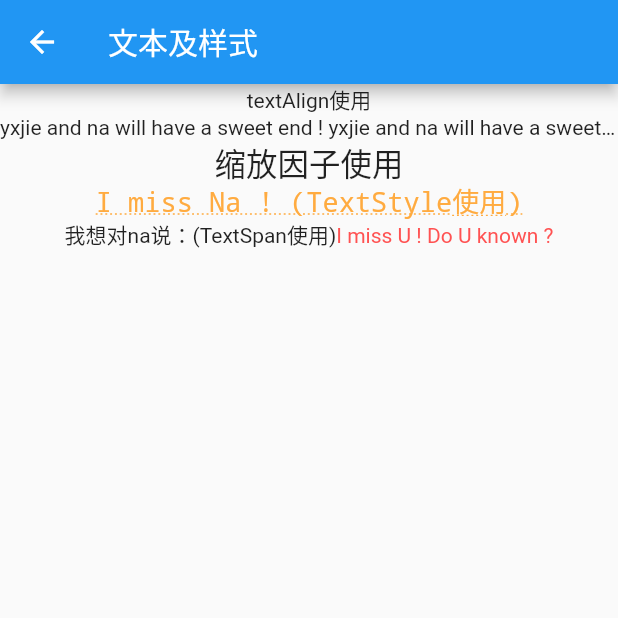
After one commit to Yxjie/Flutter_Study, a Flutter app: the DemoWidget screen opened by its route, after a tap on "Text文本及样式", on a phone screen of 412 x 824 dp, the top half of it. The commit adds this screen. Run offline on Flutter 3.47's test engine with Material 2 defaults, Android fonts, the phone set to English and light mode, and no system bars.

Commit message:
[NFF] 添加新的学习widget

```diff
--- a/flutter_demo/lib/demo.dart
+++ b/flutter_demo/lib/demo.dart
@@ -1,5 +1,8 @@
 import 'package:flutter/material.dart';
 import 'routerSheet.dart';
+import 'Cupertino.dart';
+import 'text.dart';
+import 'btn.dart';
 
 class DemoWidget extends StatelessWidget {
   @override
@@ -10,19 +13,61 @@ class DemoWidget extends StatelessWidget {
       ),
       body: ListView(
         children: <Widget>[
-          ListTile(
-            title: Text("路由表学习使用"),
-            onTap: () {
-              Navigator.push(context, MaterialPageRoute(builder: (context) {
-                return RouterSheetWidget();
-              }));
+          CustomList(
+              title: "路由表使用",
+              callback: () {
+                Navigator.push(context, MaterialPageRoute(builder: (context) {
+                  return RouterSheetWidget();
+                }));
+              }),
+          CustomList(
+            title: "Cupertino widget使用（ios界面风格）",
+            callback: () {
+              //尖头函数表示
+              Navigator.push(context,
+                  MaterialPageRoute(builder: (context) => CupertinoWidget()));
             },
           ),
-          Divider(
-            height: 1.0,
-          ),
+          CustomList(
+              title: "Text文本及样式",
+              callback: () {
+                Navigator.push(context,
+                    MaterialPageRoute(builder: (context) => TextWidget()));
+              }),
+          CustomList(
+              title: "按钮使用",
+              callback: () {
+                Navigator.push(context,
+                    MaterialPageRoute(builder: (context) => BtnWidget()));
+              }),
         ],
       ),
     );
   }
 }
+
+//自定义List列表以及分隔线
+class CustomList extends StatelessWidget {
+  CustomList({Key key, @required this.title, @required this.callback})
+      : super(key: key);
+
+  final String title;
+
+  //GestureDragCancelCallback源码提供回调方法
+  final GestureDragCancelCallback callback;
+
+  @override
+  Widget build(BuildContext context) {
+    return Column(
+      children: <Widget>[
+        ListTile(
+          title: Text(title),
+          onTap: callback,
+        ),
+        Divider(
+          height: 1.0,
+        )
+      ],
+    );
+  }
+}
--- a/flutter_demo/lib/main.dart
+++ b/flutter_demo/lib/main.dart
@@ -51,9 +51,9 @@ class _MyHomePageState extends State<MyHomePage> {
         child: Column(
           mainAxisAlignment: MainAxisAlignment.center,
           children: <Widget>[
-            Text("根据官方教程，学习使用，papa～～"),
+            Text("根据官方教程，学习使用，pa~pa～～"),
             Text(
-              "业精于勤而荒于嬉，行成于思毁于随!\nCherry Up!!!",
+              "业精于勤而荒于嬉，行成于思毁于随!\nCheer Up!!!",
               textAlign: TextAlign.center,
               style: TextStyle(fontSize: 20.0, color: Colors.redAccent),
             ),
--- /dev/null
+++ b/flutter_demo/lib/text.dart
@@ -0,0 +1,55 @@
+import 'package:flutter/material.dart';
+
+class TextWidget extends StatelessWidget {
+  @override
+  Widget build(BuildContext context) {
+    return Scaffold(
+      appBar: AppBar(
+        title: Text("文本及样式"),
+      ),
+      body: Column(
+        children: <Widget>[
+          Text(
+            "textAlign使用",
+            textAlign: TextAlign.center,
+          ),
+          Text(
+            "yxjie and na will have a sweet end ! " * 4,
+            maxLines: 1,
+            overflow: TextOverflow.ellipsis,
+          ),
+          Text(
+            "缩放因子使用",
+            //textScaleFactor文本相对于当前字体大小的缩放因子
+            textScaleFactor: 1.5,
+          ),
+          Text(
+            "I miss Na ! (TextStyle使用)",
+            style: TextStyle(
+                color: Colors.orangeAccent,
+                fontSize: 18.0,
+                //行距
+                height: 1.2,
+                //字体
+                fontFamily: "Courier",
+                //decoration添加上划线，下划线，删除线
+                decoration: TextDecoration.underline,
+                //decorationStyle控制是实线，虚线，两条线，点线
+                decorationStyle: TextDecorationStyle.dotted),
+          ),
+          Text.rich(TextSpan(
+            children: [
+              TextSpan(text: "我想对na说：(TextSpan使用)"),
+              TextSpan(
+                text: "I miss U ! Do U known ?",
+                style: TextStyle(
+                  color: Colors.redAccent,
+                ),
+              ),
+            ],
+          ))
+        ],
+      ),
+    );
+  }
+}
```
Also changed, not shown: flutter_demo/lib/Cupertino.dart (added, +20 -0 lines), flutter_demo/lib/btn.dart (added, +56 -0 lines).
